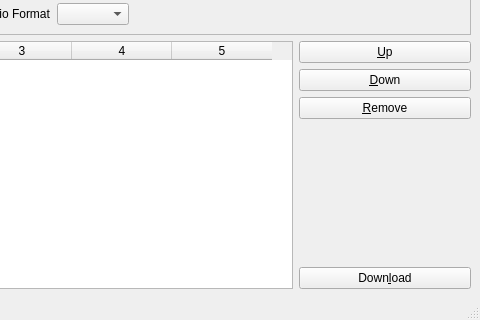
Above: ui/youtubedlgui.ui from keelerm84/youtube-dl-gui before the change; both pictures show x 238 to 718 and y 91 to 411 of the 718 by 411 pixel window. Below: the same form after it.
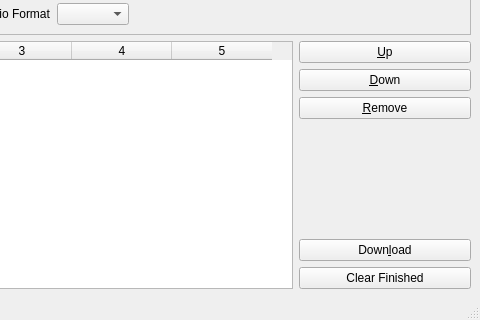
That is the form after the change. Icons and pictures are not drawn. Custom widgets are drawn as their Qt base class.

Commit message:
Implementing additional button functionality
+ Promote
+ Demote
+ Remove item
+ Clear Finished

What changed in the file:
```diff
--- a/ui/youtubedlgui.ui
+++ b/ui/youtubedlgui.ui
@@ -62,6 +62,13 @@
         </property>
        </widget>
       </item>
+      <item>
+       <widget class="QPushButton" name="btnClearFinished">
+        <property name="text">
+         <string>Clear Finished</string>
+        </property>
+       </widget>
+      </item>
      </layout>
     </item>
     <item row="0" column="0" colspan="2">
```
Left out of the diff: 10 changed lines with no effect on the pictures. The commit also changes 5 other files.
